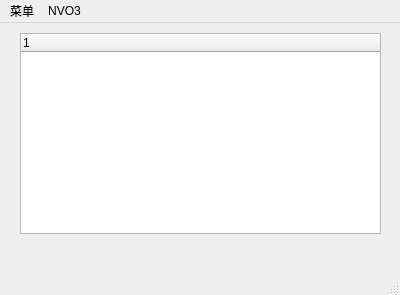
This is mainwindow.ui in CodeMySky/one-handed-ovs as Qt 5 draws it before an edit. The edited form follows.
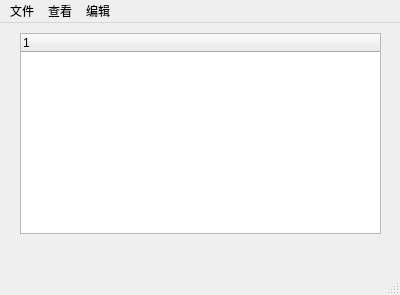
This is the edited form. Icons and pictures are not drawn.

Diff of the .ui file:
```diff
--- a/mainwindow.ui
+++ b/mainwindow.ui
@@ -57,7 +57,7 @@
    </property>
    <widget class="QMenu" name="menuMenu">
     <property name="title">
-     <string>菜单</string>
+     <string>文件</string>
     </property>
     <addaction name="action_start_ovs"/>
     <addaction name="action_refresh"/>
@@ -65,16 +65,24 @@
    </widget>
    <widget class="QMenu" name="menuNVO3">
     <property name="title">
-     <string>NVO3</string>
+     <string>查看</string>
     </property>
     <addaction name="action_Br_VN"/>
     <addaction name="action_Local_VN_IP"/>
     <addaction name="action_VN_IP"/>
     <addaction name="action_VN_MAC_IP"/>
     <addaction name="action_NVE"/>
+    <addaction name="menuVN_IP"/>
+   </widget>
+   <widget class="QMenu" name="menu">
+    <property name="title">
+     <string>编辑</string>
+    </property>
+    <addaction name="action_delete"/>
    </widget>
    <addaction name="menuMenu"/>
    <addaction name="menuNVO3"/>
+   <addaction name="menu"/>
   </widget>
   <widget class="QStatusBar" name="statusBar"/>
   <action name="action_start_ovs">
```
Left out of the diff: 75 changed lines with no effect on the pictures.
